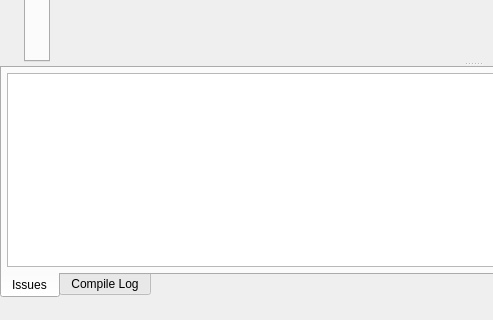
Qt form RedPandaIDE/mainwindow.ui (royqh1979/RedPanda-CPP) before a commit; both pictures show x 0 to 493 and y 337 to 657 of the 946 by 657 pixel window.
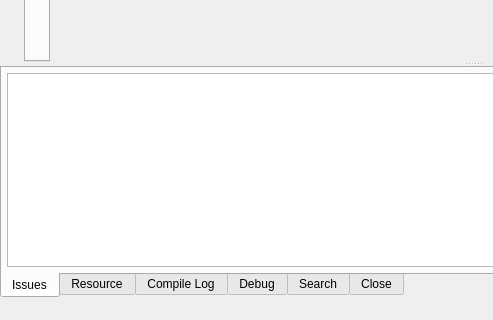
The same form after that commit. The open tabs and pages were chosen to show the change. Icons and pictures are not drawn. Custom widgets are drawn as their Qt base class.

What changed in the file:
```diff
--- a/RedPandaIDE/mainwindow.ui
+++ b/RedPandaIDE/mainwindow.ui
@@ -204,6 +204,16 @@
          </item>
         </layout>
        </widget>
+       <widget class="QWidget" name="tabResource">
+        <attribute name="icon">
+         <iconset>
+          <normalon>:/icons/images/newlook24/068-resrc.png</normalon>
+         </iconset>
+        </attribute>
+        <attribute name="title">
+         <string>Resource</string>
+        </attribute>
+       </widget>
        <widget class="QWidget" name="tabCompilerOutput">
         <attribute name="title">
          <string>Compile Log</string>
@@ -239,6 +249,36 @@
          </item>
         </layout>
        </widget>
+       <widget class="QWidget" name="tabDebug">
+        <attribute name="icon">
+         <iconset>
+          <normalon>:/icons/images/newlook24/020-debug.png</normalon>
+         </iconset>
+        </attribute>
+        <attribute name="title">
+         <string>Debug</string>
+        </attribute>
+       </widget>
+       <widget class="QWidget" name="tabSearch">
+        <attribute name="icon">
+         <iconset>
+          <normalon>:/icons/images/newlook24/074-search.png</normalon>
+         </iconset>
+        </attribute>
+        <attribute name="title">
+         <string>Search</string>
+        </attribute>
+       </widget>
+       <widget class="QWidget" name="tabClose">
+        <attribute name="icon">
+         <iconset>
+          <normalon>:/icons/images/newlook24/008-close.png</normalon>
+         </iconset>
+        </attribute>
+        <attribute name="title">
+         <string>Close</string>
+        </attribute>
+       </widget>
       </widget>
      </widget>
     </item>
```
Left out of the diff: 26 changed lines with no effect on the pictures.
